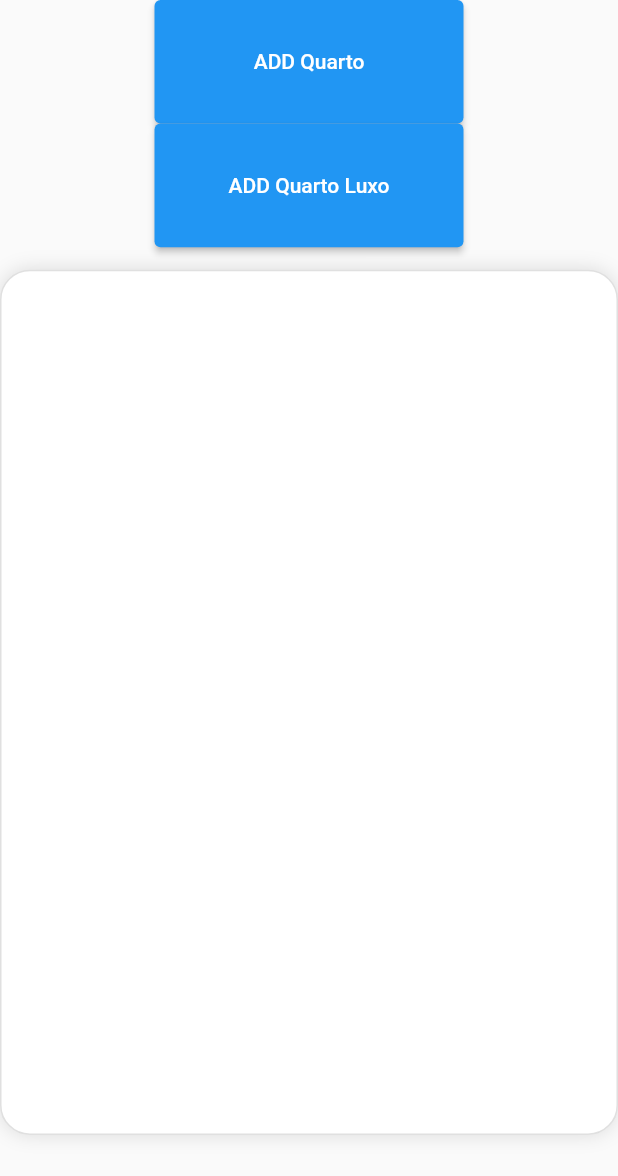
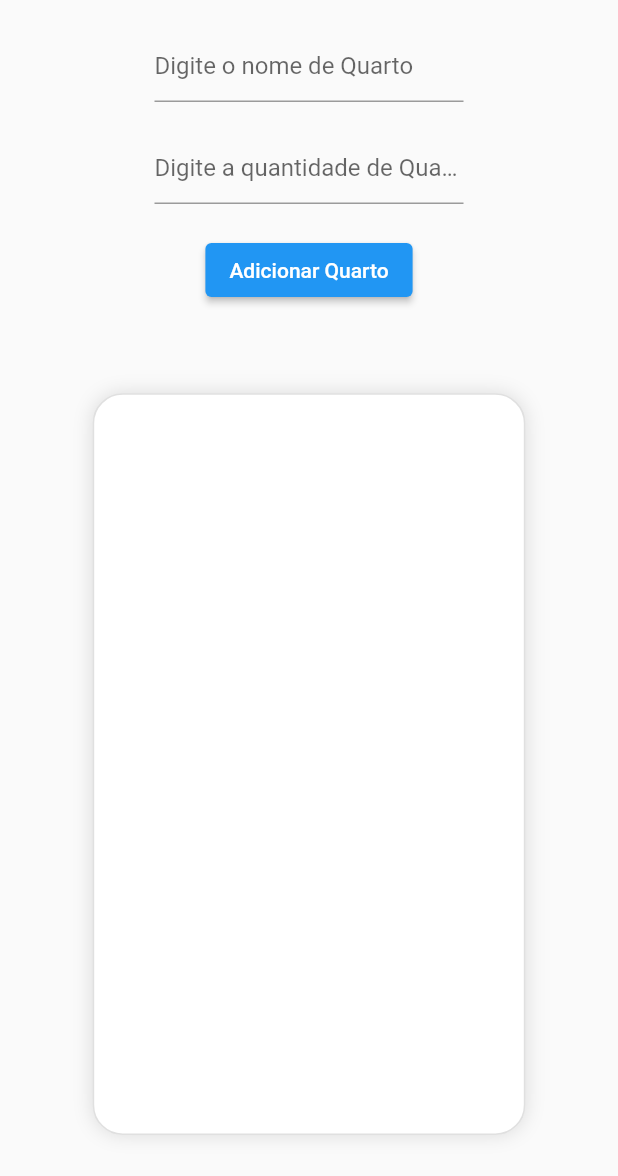
Before and after one commit to MarshFfeco/Project_cde, a Flutter app: the screen it shows after launch, on a phone screen of 412 x 824 dp. Shown: the top 1176 px of the screen. Run offline on Flutter 3.47's test engine with Material 2 defaults, Android fonts, the phone set to English and light mode, and no system bars.

Commit message:
atualização nome e quantidade

```diff
--- a/lib/PageQuarto.dart
+++ b/lib/PageQuarto.dart
@@ -1,4 +1,4 @@
-import 'dart:html';
+import 'dart:async';
 
 import 'package:fadbaquarto/Quarto.dart';
 import 'package:flutter/material.dart';
@@ -11,43 +11,88 @@ class PageQuarto extends StatefulWidget {
 }
 
 class _PageQuartoState extends State<PageQuarto> {
-  QuartoSimples qs1 = QuartoSimples(nomeQuarto: "nome", quantidadeQuarto: 5);
+  QuartoSimples qs1 =
+      QuartoSimples(nomeQuarto: "_nomeQuarto", quantidadeQuarto: 4);
 
   @override
   Widget build(BuildContext context) {
-    String nome;
-    int quantidade;
     final width = MediaQuery.of(context).size.width;
     final height = MediaQuery.of(context).size.height;
 
+    TextEditingController _nomeQuarto = TextEditingController();
+    TextEditingController _quantidadeQuarto = TextEditingController();
+
+    final _formKey = GlobalKey<FormState>();
+
     return Scaffold(
-      body: Container(
+      body: SizedBox(
         width: double.infinity,
         child: Column(
           children: [
-              Container(
+            SizedBox(
               width: width * 0.5,
-                height: height * 0.1,
+              height: height * 0.3,
+              child: Form(
+                key: _formKey,
+                child: Column(
+                  children: [
+                    const SizedBox(height: 20),
+                    SizedBox(
+                      //FORM PARA O NOME DO QUARTO
+                      child: TextFormField(
+                        controller: _nomeQuarto,
+                        keyboardType: TextInputType.name,
+                        decoration: const InputDecoration(
+                            hintText: "Digite o nome de Quarto"),
+                        validator: (value) {
+                          if (value == null || value.isEmpty) {
+                            return 'Digite Algo';
+                          }
+                          qs1.setNomeQuarto = value.toString();
+                          return null;
+                        },
+                      ),
+                    ),
+                    const SizedBox(height: 20),
+                    SizedBox(
+                      //FORM PARA A QUANTIDADE DE ALUNO
+                      child: TextFormField(
+                        controller: _quantidadeQuarto,
+                        keyboardType: TextInputType.number,
+                        decoration: const InputDecoration(
+                            hintText: "Digite a quantidade de Quarto"),
+                        validator: (value) {
+                          if (value == null || value.isEmpty) {
+                            return 'Digite Algo';
+                          }
+                          qs1.setQuantidadeQuarto = int.parse(value.toString());
+                          return null;
+                        },
+                      ),
+                    ),
+                    const SizedBox(height: 20),
+                    SizedBox(
                       child: ElevatedButton(
-                    child: Text("ADD Quarto"),
+                          child: const Text("Adicionar Quarto"),
                           onPressed: () {
-                      qs1.CriarQuartoSimples();
+                            if (_formKey.currentState!.validate()) {
+                              qs1.CriarQuarto();
                               setState(() {});
+
+                              ScaffoldMessenger.of(context).showSnackBar(
+                                const SnackBar(
+                                    content: Text('Quarto Adicionado!')),
+                              );
+                            }
                           }),
                     ),
-              Container(
-                width: width * 0.5,
-                height: height * 0.1,
-                child: ElevatedButton(
-                    child: Text("ADD Quarto Luxo"),
-                    onPressed: () {
-                      qs1.CriarQuartoLuxo();
-                      setState(() {});
-                    }),
+                  ],
+                ),
+              ),
             ),
             Container(
-                  width: double.infinity,
-                  height: height * 0.7,
+              width: width * 0.7,
+              height: height * 0.6,
               margin: const EdgeInsets.only(top: 15.0),
               padding: const EdgeInsets.all(3.0),
               decoration: BoxDecoration(
@@ -58,14 +103,16 @@ class _PageQuartoState extends State<PageQuarto> {
                     )
                   ],
                   border: Border.all(color: Colors.black12),
-                      borderRadius: BorderRadius.all(Radius.circular(20)),
+                  borderRadius: const BorderRadius.all(Radius.circular(20)),
                   color: Colors.white),
               child: ListView.builder(
                 itemCount: qs1.adds.length,
                 itemBuilder: (context, index) => qs1.adds[index],
-                  ))
+              ),
+            )
           ],
-          )),
+        ),
+      ),
     );
   }
 }
```
Also changed, not shown: lib/Quarto.dart (+4 -14 lines), 1 other file. Lines whose indentation alone changed are shown as unchanged.
